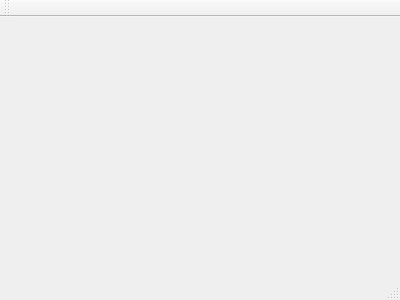
Qt form mainwindow.ui (Eilin83226/test_smooth) before a commit.
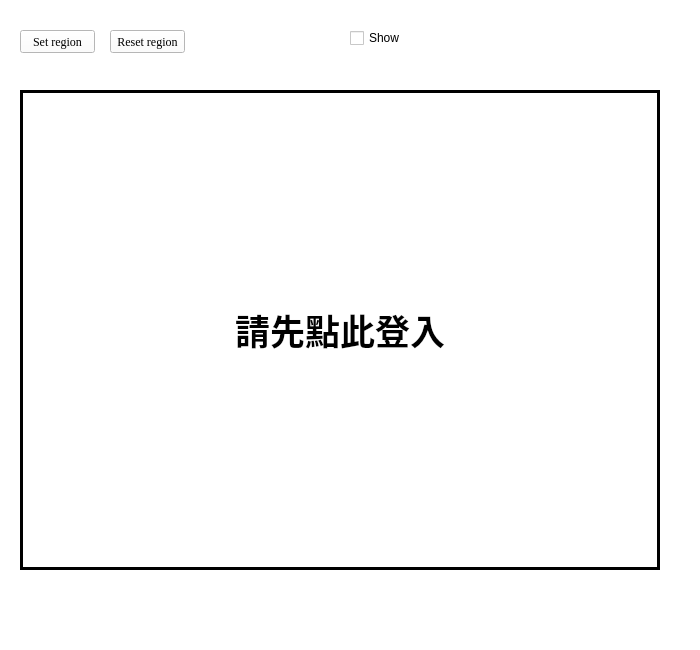
The same form after that commit. Icons and pictures are not drawn.

```diff
--- a/mainwindow.ui
+++ b/mainwindow.ui
@@ -1,24 +1,215 @@
 <ui version="4.0">
  <class>MainWindow</class>
- <widget class="QMainWindow" name="MainWindow" >
-  <property name="geometry" >
+ <widget class="QMainWindow" name="MainWindow">
+  <property name="geometry">
    <rect>
     <x>0</x>
     <y>0</y>
-    <width>400</width>
-    <height>300</height>
+    <width>700</width>
+    <height>650</height>
    </rect>
   </property>
-  <property name="windowTitle" >
-   <string>MainWindow</string>
+  <property name="sizePolicy">
+   <sizepolicy hsizetype="Fixed" vsizetype="Fixed">
+    <horstretch>0</horstretch>
+    <verstretch>0</verstretch>
+   </sizepolicy>
   </property>
-  <widget class="QMenuBar" name="menuBar" />
-  <widget class="QToolBar" name="mainToolBar" />
-  <widget class="QWidget" name="centralWidget" />
-  <widget class="QStatusBar" name="statusBar" />
+  <property name="minimumSize">
+   <size>
+    <width>440</width>
+    <height>80</height>
+   </size>
+  </property>
+  <property name="maximumSize">
+   <size>
+    <width>700</width>
+    <height>650</height>
+   </size>
+  </property>
+  <property name="windowTitle">
+   <string>Class support system</string>
+  </property>
+  <property name="styleSheet">
+   <string notr="true">background-color: rgb(255, 255, 255);</string>
+  </property>
+  <widget class="QWidget" name="centralWidget">
+   <widget class="QLabel" name="frameLabel">
+    <property name="geometry">
+     <rect>
+      <x>20</x>
+      <y>90</y>
+      <width>640</width>
+      <height>480</height>
+     </rect>
+    </property>
+    <property name="minimumSize">
+     <size>
+      <width>100</width>
+      <height>200</height>
+     </size>
+    </property>
+    <property name="font">
+     <font>
+      <family>微軟正黑體</family>
+      <pointsize>26</pointsize>
+      <weight>75</weight>
+      <bold>true</bold>
+     </font>
+    </property>
+    <property name="cursor">
+     <cursorShape>CrossCursor</cursorShape>
+    </property>
+    <property name="frameShape">
+     <enum>QFrame::Panel</enum>
+    </property>
+    <property name="lineWidth">
+     <number>3</number>
+    </property>
+    <property name="midLineWidth">
+     <number>5</number>
+    </property>
+    <property name="text">
+     <string>請先點此登入</string>
+    </property>
+    <property name="alignment">
+     <set>Qt::AlignCenter</set>
+    </property>
+    <property name="indent">
+     <number>-1</number>
+    </property>
+   </widget>
+   <widget class="QPushButton" name="pushButton_set_region">
+    <property name="geometry">
+     <rect>
+      <x>20</x>
+      <y>30</y>
+      <width>75</width>
+      <height>23</height>
+     </rect>
+    </property>
+    <property name="font">
+     <font>
+      <family>Times New Roman</family>
+     </font>
+    </property>
+    <property name="text">
+     <string>Set region</string>
+    </property>
+   </widget>
+   <widget class="QPushButton" name="pushButton_reset_region">
+    <property name="geometry">
+     <rect>
+      <x>110</x>
+      <y>30</y>
+      <width>75</width>
+      <height>23</height>
+     </rect>
+    </property>
+    <property name="font">
+     <font>
+      <family>Times New Roman</family>
+     </font>
+    </property>
+    <property name="text">
+     <string>Reset region</string>
+    </property>
+   </widget>
+   <widget class="QPushButton" name="pushButton_startrecord">
+    <property name="geometry">
+     <rect>
+      <x>210</x>
+      <y>10</y>
+      <width>51</width>
+      <height>51</height>
+     </rect>
+    </property>
+    <property name="font">
+     <font>
+      <family>微軟正黑體</family>
+      <pointsize>10</pointsize>
+      <weight>75</weight>
+      <bold>true</bold>
+     </font>
+    </property>
+    <property name="focusPolicy">
+     <enum>Qt::StrongFocus</enum>
+    </property>
+    <property name="styleSheet">
+     <string notr="true"/>
+    </property>
+    <property name="text">
+     <string/>
+    </property>
+    <property name="icon">
+     <iconset resource="background_img.qrc">
+      <normaloff>:/background_img/background/strat.jpg</normaloff>:/background_img/background/strat.jpg</iconset>
+    </property>
+    <property name="iconSize">
+     <size>
+      <width>40</width>
+      <height>40</height>
+     </size>
+    </property>
+    <property name="default">
+     <bool>true</bool>
+    </property>
+    <property name="flat">
+     <bool>true</bool>
+    </property>
+   </widget>
+   <widget class="QPushButton" name="pushButton_stoprecord">
+    <property name="geometry">
+     <rect>
+      <x>270</x>
+      <y>8</y>
+      <width>61</width>
+      <height>52</height>
+     </rect>
+    </property>
+    <property name="styleSheet">
+     <string notr="true">color: rgb(85, 41, 27);
+background-color: rgb(255, 255, 127);</string>
+    </property>
+    <property name="text">
+     <string/>
+    </property>
+    <property name="icon">
+     <iconset resource="background_img.qrc">
+      <normaloff>:/background_img/background/stop_icon.png</normaloff>:/background_img/background/stop_icon.png</iconset>
+    </property>
+    <property name="iconSize">
+     <size>
+      <width>65</width>
+      <height>65</height>
+     </size>
+    </property>
+    <property name="default">
+     <bool>true</bool>
+    </property>
+    <property name="flat">
+     <bool>true</bool>
+    </property>
+   </widget>
+   <widget class="QCheckBox" name="checkBox">
+    <property name="geometry">
+     <rect>
+      <x>350</x>
+      <y>30</y>
+      <width>73</width>
+      <height>16</height>
+     </rect>
+    </property>
+    <property name="text">
+     <string>Show</string>
+    </property>
+   </widget>
+  </widget>
+  <widget class="QStatusBar" name="statusBar"/>
  </widget>
- <layoutDefault spacing="6" margin="11" />
- <pixmapfunction></pixmapfunction>
- <resources/>
+ <layoutdefault spacing="6" margin="11"/>
+ <resources>
+  <include location="background_img.qrc"/>
+ </resources>
  <connections/>
 </ui>
```
Left out of the diff: 1 changed line with no effect on the pictures.
